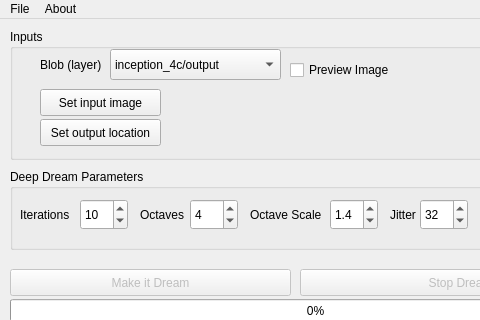
Qt form gui.ui (OverStruck/deep-dream-maker) before a commit; both pictures show x 0 to 480 and y 0 to 320 of the 640 by 480 pixel window.
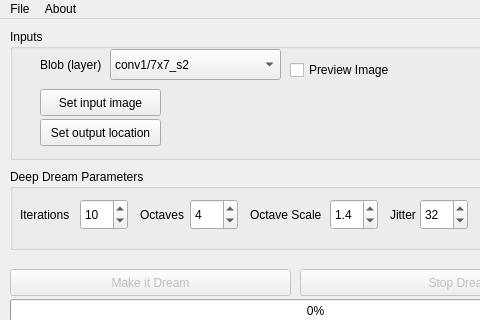
The same form after that commit.

Commit message: preview window abstracted to its own class

Patch:
```diff
--- a/gui.ui
+++ b/gui.ui
@@ -102,7 +102,7 @@
       </rect>
      </property>
      <property name="currentIndex">
-      <number>45</number>
+      <number>0</number>
      </property>
      <item>
       <property name="text">
```
Left out of the diff: 4 changed lines with no effect on the pictures. The commit also changes 3 other files.
